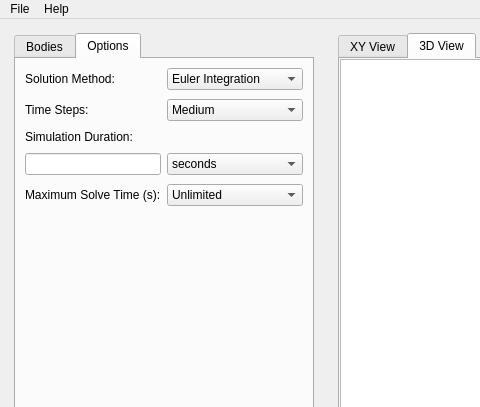
First picture: the form in lib/assets/gui/mainWindow.ui, repository jwfraustro/AST3211-jfraustro, before the edit; both pictures show x 0 to 480 and y 0 to 407 of the 1132 by 728 pixel window.
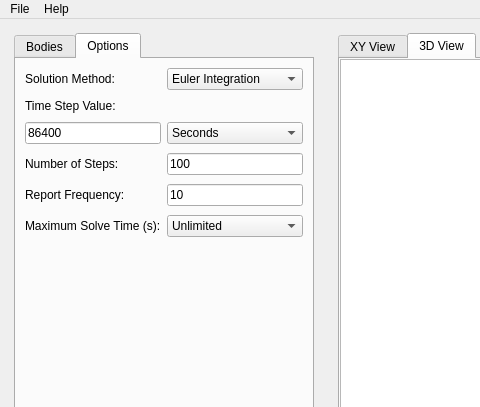
Second picture: the form after the edit. The open tabs and pages were chosen to show the change. Custom widgets are drawn as their Qt base class.

Commit message: Sphere of influence method, focus button, viewport panning

```diff
--- a/lib/assets/gui/mainWindow.ui
+++ b/lib/assets/gui/mainWindow.ui
@@ -377,38 +377,11 @@
               </sizepolicy>
              </property>
              <property name="text">
-              <string>Time Steps:</string>
+              <string>Time Step Value:</string>
              </property>
             </widget>
            </item>
-           <item row="4" column="1">
-            <widget class="QComboBox" name="cmb_simdur">
-             <item>
-              <property name="text">
-               <string>seconds</string>
-              </property>
-             </item>
-             <item>
-              <property name="text">
-               <string>minutes</string>
-              </property>
-             </item>
-             <item>
-              <property name="text">
-               <string>days</string>
-              </property>
-             </item>
-             <item>
-              <property name="text">
-               <string>years</string>
-              </property>
-             </item>
-            </widget>
-           </item>
-           <item row="4" column="0">
-            <widget class="QLineEdit" name="le_simdur"/>
-           </item>
-           <item row="5" column="1">
+           <item row="6" column="1">
             <widget class="QComboBox" name="cmb_solvetime">
              <item>
               <property name="text">
@@ -452,58 +425,26 @@
              </item>
             </widget>
            </item>
-           <item row="3" column="0">
-            <widget class="QLabel" name="lbl_simdur">
-             <property name="sizePolicy">
-              <sizepolicy hsizetype="Preferred" vsizetype="Fixed">
-               <horstretch>0</horstretch>
-               <verstretch>0</verstretch>
-              </sizepolicy>
-             </property>
-             <property name="text">
-              <string>Simulation Duration:</string>
-             </property>
-            </widget>
-           </item>
-           <item row="2" column="1">
-            <widget class="QComboBox" name="cmb_tsteps">
-             <property name="currentIndex">
-              <number>2</number>
-             </property>
-             <item>
-              <property name="text">
-               <string>Fine</string>
-              </property>
-             </item>
-             <item>
-              <property name="text">
-               <string>Short</string>
-              </property>
-             </item>
-             <item>
-              <property name="text">
-               <string>Medium</string>
-              </property>
-             </item>
-             <item>
-              <property name="text">
-               <string>Long</string>
-              </property>
-             </item>
-             <item>
-              <property name="text">
-               <string>Coarse</string>
-              </property>
-             </item>
-            </widget>
-           </item>
-           <item row="5" column="0">
+           <item row="6" column="0">
             <widget class="QLabel" name="lbl_solvetime">
              <property name="text">
               <string>Maximum Solve Time (s):</string>
              </property>
             </widget>
            </item>
+           <item row="4" column="0">
+            <widget class="QLabel" name="lbl_simdur">
+             <property name="sizePolicy">
+              <sizepolicy hsizetype="Preferred" vsizetype="Fixed">
+               <horstretch>0</horstretch>
+               <verstretch>0</verstretch>
+              </sizepolicy>
+             </property>
+             <property name="text">
+              <string>Number of Steps:</string>
+             </property>
+            </widget>
+           </item>
            <item row="0" column="0">
             <widget class="QLabel" name="lbl_solmeth">
              <property name="sizePolicy">
@@ -517,7 +458,7 @@
              </property>
             </widget>
            </item>
-           <item row="6" column="0">
+           <item row="7" column="0">
             <spacer name="verticalSpacer">
              <property name="orientation">
               <enum>Qt::Vertical</enum>
@@ -557,6 +498,67 @@
              </item>
             </widget>
            </item>
+           <item row="3" column="0">
+            <widget class="QLineEdit" name="le_stepvalue">
+             <property name="text">
+              <string>86400</string>
+             </property>
+            </widget>
+           </item>
+           <item row="3" column="1">
+            <widget class="QComboBox" name="cmb_tsteps">
+             <property name="currentIndex">
+              <number>0</number>
+             </property>
+             <item>
+              <property name="text">
+               <string>Seconds</string>
+              </property>
+             </item>
+             <item>
+              <property name="text">
+               <string>Minutes</string>
+              </property>
+             </item>
+             <item>
+              <property name="text">
+               <string>Days</string>
+              </property>
+             </item>
+             <item>
+              <property name="text">
+               <string>Years</string>
+              </property>
+             </item>
+            </widget>
+           </item>
+           <item row="4" column="1">
+            <widget class="QLineEdit" name="le_nsteps">
+             <property name="text">
+              <string>100</string>
+             </property>
+            </widget>
+           </item>
+           <item row="5" column="0">
+            <widget class="QLabel" name="lbl_stepfreq">
+             <property name="sizePolicy">
+              <sizepolicy hsizetype="Preferred" vsizetype="Fixed">
+               <horstretch>0</horstretch>
+               <verstretch>0</verstretch>
+              </sizepolicy>
+             </property>
+             <property name="text">
+              <string>Report Frequency:</string>
+             </property>
+            </widget>
+           </item>
+           <item row="5" column="1">
+            <widget class="QLineEdit" name="le_stepfreq">
+             <property name="text">
+              <string>10</string>
+             </property>
+            </widget>
+           </item>
           </layout>
          </widget>
         </widget>
```
Left out of the diff: 44 changed lines with no effect on the pictures. The commit also changes 2 other files.
